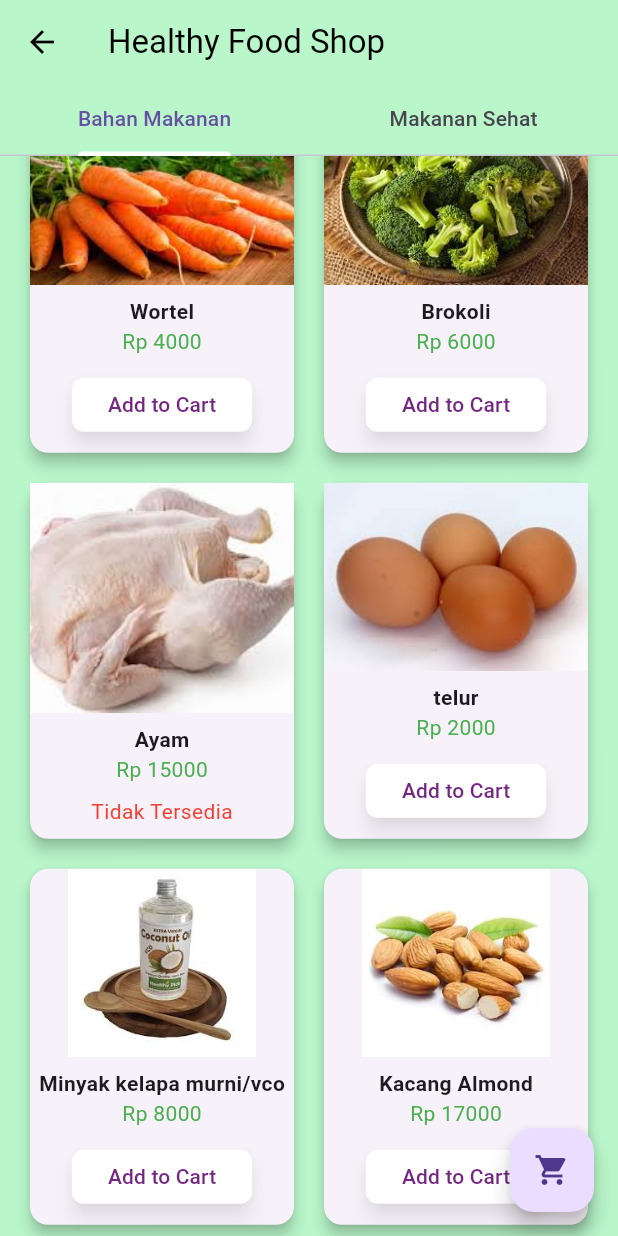
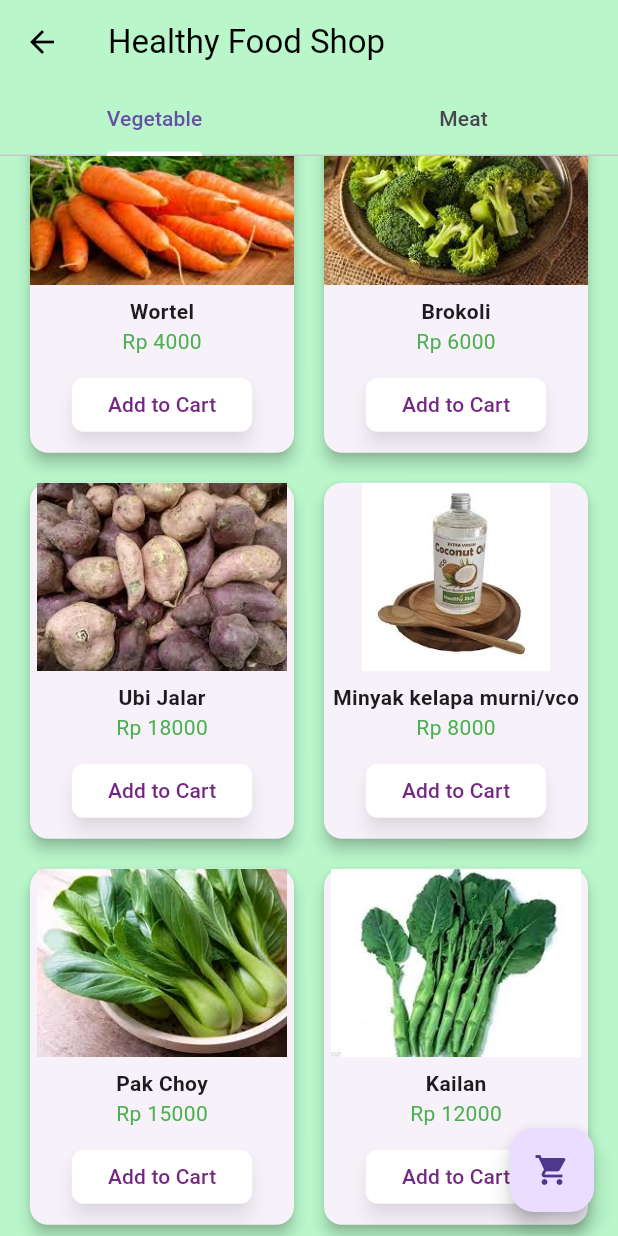
Before and after one commit to Juv-andrew/groupie, a Flutter app: the ShopPage screen opened directly, scrolled down 1152 dp, on a phone screen of 412 x 824 dp. Run offline on Flutter 3.47's test engine with Material 3 defaults, Android fonts, the light colour scheme and no system bars; our stand-ins replace just_audio, share_plus, shared_preferences, smooth_page_indicator; accounts and stored records are empty.

Commit message:
perbaikan penampilan dibagian shop_page.dart dan penambahan produk

```diff
--- a/lib/health_food/shop/data_bahan.dart
+++ b/lib/health_food/shop/data_bahan.dart
@@ -7,16 +7,15 @@ final List<Bahan> semuaBahanList = [
     tersedia: true,
     gambar: 'img-project/tomat.jpg',
     satuan: 'per kg',
-    kategori: 'Bahan Makanan',
+    kategori: 'Vegetable',
   ),
   Bahan(
-    nama: 'Sup oyong telur puyuh',
+    nama: 'Daging Ayam',
     harga: 15000,
-    tersedia: true,
-    gambar:
-        'img-project/sup-oyong-telur-puyuh-untuk-sarapan-ini-resepnya-05oNyycUoC.jpg',
-    satuan: 'per porsi',
-    kategori: 'Makanan Sehat',
+    tersedia: false,
+    gambar: 'img-project/Ayam.jpg',
+    satuan: 'per ekor',
+    kategori: 'Meat',
   ),
   Bahan(
     nama: 'Bayam',
@@ -24,15 +23,15 @@ final List<Bahan> semuaBahanList = [
     tersedia: false,
     gambar: 'img-project/bayam.jpg',
     satuan: 'per ikat',
-    kategori: 'Bahan Makanan',
+    kategori: 'Vegetable',
   ),
   Bahan(
-    nama: 'Sate tempe bakar',
-    harga: 2000,
+    nama: 'Oyster/tiram',
+    harga: 23000,
     tersedia: true,
-    gambar: 'img-project/sate tempe bakar.jpg',
-    satuan: 'per tusuk',
-    kategori: 'Makanan Sehat',
+    gambar: 'img-project/oyster.jpeg',
+    satuan: 'per kilo',
+    kategori: 'Meat',
   ),
   Bahan(
     nama: 'Wortel',
@@ -40,7 +39,7 @@ final List<Bahan> semuaBahanList = [
     tersedia: true,
     gambar: 'img-project/wortel.jpg',
     satuan: 'per kg',
-    kategori: 'Bahan Makanan',
+    kategori: 'Vegetable',
   ),
   Bahan(
     nama: 'Brokoli',
@@ -48,40 +47,40 @@ final List<Bahan> semuaBahanList = [
     tersedia: true,
     gambar: 'img-project/brokoli.jpeg',
     satuan: 'per kg',
-    kategori: 'Bahan Makanan',
+    kategori: 'Vegetable',
   ),
 
   Bahan(
-    nama: 'Ayam',
-    harga: 15000,
+    nama: 'Bacon-pork',
+    harga: 27000,
     tersedia: false,
-    gambar: 'img-project/Ayam.jpg',
-    satuan: 'per ekor',
-    kategori: 'Bahan Makanan',
+    gambar: 'img-project/bacon.jpeg',
+    satuan: 'per kilo',
+    kategori: 'Meat',
   ),
   Bahan(
-    nama: 'Gado-Gado',
+    nama: 'Daging Angsa',
     harga: 12000,
     tersedia: true,
-    gambar: 'img-project/gado gado.jpeg',
-    satuan: 'per porsi',
-    kategori: 'Makanan Sehat',
+    gambar: 'img-project/duck.jpeg',
+    satuan: 'per ekor',
+    kategori: 'Meat',
   ),
   Bahan(
-    nama: 'Kolak Pisang',
+    nama: 'Ubi Jalar',
     harga: 18000,
-    tersedia: false,
-    gambar: 'img-project/kolak pisang.jpeg',
-    satuan: 'per porsi',
-    kategori: 'Makanan Sehat',
+    tersedia: true,
+    gambar: 'img-project/ubi_jalar.jpeg',
+    satuan: 'per kg',
+    kategori: 'Vegetable',
   ),
   Bahan(
-    nama: 'ikan kuah kuning',
-    harga: 10000,
+    nama: 'Wagyu',
+    harga: 340000,
     tersedia: true,
-    gambar: 'img-project/ikan kuah kuning.jpeg',
-    satuan: 'per porsi',
-    kategori: 'Makanan Sehat',
+    gambar: 'img-project/wagyu.jpeg',
+    satuan: 'per kilo',
+    kategori: 'Meat',
   ),
   Bahan(
     nama: 'telur',
@@ -89,7 +88,7 @@ final List<Bahan> semuaBahanList = [
     tersedia: true,
     gambar: 'img-project/telur.jpeg',
     satuan: 'per buah',
-    kategori: 'Bahan Makanan',
+    kategori: 'Meat',
   ),
   Bahan(
     nama: 'Minyak kelapa murni/vco',
@@ -97,15 +96,31 @@ final List<Bahan> semuaBahanList = [
     tersedia: true,
     gambar: 'img-project/vco.jpeg',
     satuan: 'per botol',
-    kategori: 'Bahan Makanan',
+    kategori: 'Vegetable',
   ),
   Bahan(
-    nama: 'Salad Buah',
+    nama: 'Lobster',
+    harga: 120000,
+    tersedia: true,
+    gambar: 'img-project/lobster.jpeg',
+    satuan: 'per ekor',
+    kategori: 'Meat',
+  ),
+  Bahan(
+    nama: 'Pak Choy',
+    harga: 15000,
+    tersedia: true,
+    gambar: 'img-project/pak_choy.jpeg',
+    satuan: 'per ikat',
+    kategori: 'Vegetable',
+  ),
+  Bahan(
+    nama: 'Kailan',
     harga: 12000,
     tersedia: true,
-    gambar: 'img-project/salad_buah.jpeg',
-    satuan: 'per porsi',
-    kategori: 'Makanan Sehat',
+    gambar: 'img-project/kailan.jpeg',
+    satuan: 'per ikat',
+    kategori: 'Vegetable',
   ),
   Bahan(
     nama: 'Kacang Almond',
@@ -113,22 +128,46 @@ final List<Bahan> semuaBahanList = [
     tersedia: true,
     gambar: 'img-project/kacang_almond.jpeg',
     satuan: 'per bungkus',
-    kategori: 'Bahan Makanan',
+    kategori: 'Vegetable',
   ),
   Bahan(
-    nama: 'Vegan burger',
-    harga: 15000,
-    tersedia: false,
-    gambar: 'img-project/vegan_burger.jpeg',
-    satuan: 'per porsi',
-    kategori: 'Makanan Sehat',
+    nama: 'Daun Ketumbar',
+    harga: 18000,
+    tersedia: true,
+    gambar: 'img-project/ubi_jalar.jpeg',
+    satuan: 'per kg',
+    kategori: 'Vegetable',
   ),
   Bahan(
-    nama: 'Bento Sehat',
-    harga: 18000,
+    nama: 'Salmon fillet',
+    harga: 336000,
+    tersedia: false,
+    gambar: 'img-project/salmon.jpeg',
+    satuan: 'per kilo',
+    kategori: 'Meat',
+  ),
+  Bahan(
+    nama: 'Dada ayam',
+    harga: 24000,
     tersedia: true,
-    gambar: 'img-project/bento_sehat.jpeg',
-    satuan: 'per porsi',
-    kategori: 'Makanan Sehat',
+    gambar: 'img-project/chicken_breast.jpeg',
+    satuan: 'per kilo',
+    kategori: 'Meat',
+  ),
+  Bahan(
+    nama: 'Daging Bison',
+    harga: 29000,
+    tersedia: true,
+    gambar: 'img-project/Bison_meat.jpeg',
+    satuan: 'per kilo',
+    kategori: 'Meat',
+  ),
+  Bahan(
+    nama: 'Kubis Ungu',
+    harga: 8000,
+    tersedia: true,
+    gambar: 'img-project/kubis_ungu.jpeg',
+    satuan: 'per kilo',
+    kategori: 'Vegetable',
   ),
 ];
--- a/lib/health_food/shop/shop_page.dart
+++ b/lib/health_food/shop/shop_page.dart
@@ -2,7 +2,6 @@ import 'package:flutter/material.dart';
 import 'package:project/health_food/shop/cart_healthyfood.dart';
 import 'package:project/provider/shop_provider.dart';
 import 'package:provider/provider.dart';
-// import 'shop_provider.dart';  // Import ShopProvider
 
 class ShopPage extends StatelessWidget {
   const ShopPage({super.key});
@@ -23,13 +22,13 @@ class ShopPage extends StatelessWidget {
           ),
           bottom: const TabBar(
             indicatorColor: Colors.white,
-            tabs: [Tab(text: 'Bahan Makanan'), Tab(text: 'Makanan Sehat')],
+            tabs: [Tab(text: 'Vegetable'), Tab(text: 'Meat')],
           ),
         ),
         body: const TabBarView(
           children: [
-            BahanMakananTab(category: 'Bahan Makanan'),
-            BahanMakananTab(category: 'Makanan Sehat'),
+            BahanMakananTab(category: 'Vegetable'),
+            BahanMakananTab(category: 'Meat'),
           ],
         ),
         floatingActionButton: Consumer<ShopProvider>(
@@ -94,7 +93,7 @@ class BahanMakananTab extends StatelessWidget {
                 radius: 30,
                 backgroundImage: AssetImage(
                   'img-project/profile.png',
-                ), // Ganti dengan path foto profil
+                ),
               ),
               const SizedBox(width: 16),
               Column(
@@ -106,7 +105,7 @@ class BahanMakananTab extends StatelessWidget {
                   ),
                   SizedBox(height: 4),
                   Text(
-                    'Nikmati belanja bahan makanan sehat',
+                    'Nikmati belanja Vegetable sehat',
                     style: TextStyle(
                       fontSize: 14,
                       color: Color.fromARGB(255, 118, 111, 111),
@@ -303,23 +302,23 @@ class BahanMakananTab extends StatelessWidget {
                             minimumSize: const Size(
                               120,
                               36,
-                            ), // Ukuran tombol yang konsisten
-                            backgroundColor: Colors.white, // Background putih
+                            ),
+                            backgroundColor: Colors.white,
                             foregroundColor: const Color.fromARGB(
                               255,
                               116,
                               39,
                               130,
-                            ), // Warna tulisan ungu
+                            ),
                             shape: RoundedRectangleBorder(
                               borderRadius: BorderRadius.circular(
                                 8,
-                              ), // Sudut yang konsisten
+                              ),
                             ),
-                            elevation: 5, // Sedikit shadow
+                            elevation: 5,
                             shadowColor: Colors.grey.withOpacity(
                               0.3,
-                            ), // Warna shadow
+                            ),
                           ),
                           child: const Text('Add to Cart'),
                         )
```
Also changed, not shown: img-project/Bison_meat.jpeg (added), img-project/bacon.jpeg (added), img-project/chicken_breast.jpeg (added), img-project/duck.jpeg (added), img-project/kailan.jpeg (added), img-project/kubis_ungu.jpeg (added), img-project/lobster.jpeg (added), img-project/oyster.jpeg (added), img-project/pak_choy.jpeg (added), img-project/salmon.jpeg (added), img-project/ubi.jpeg (added), img-project/ubi_jalar.jpeg (added), img-project/wagyu.jpeg (added), pubspec.lock.
